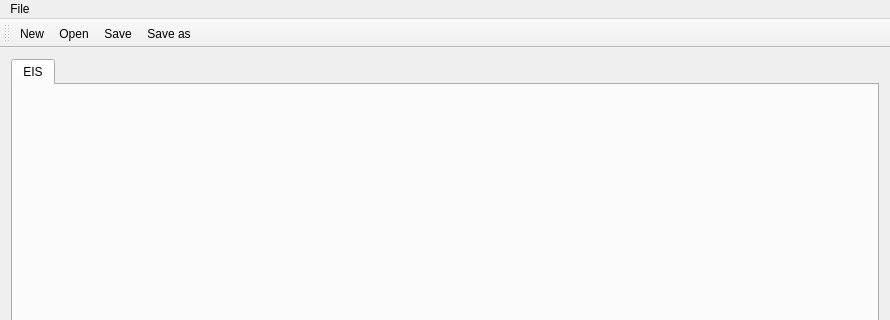
Qt form ImpedanceManager/ImpedanceManager/mainwindow.ui (AksonBioengineering/AksonRepo) before a commit; both pictures show x 0 to 890 and y 0 to 320 of the 890 by 655 pixel window.
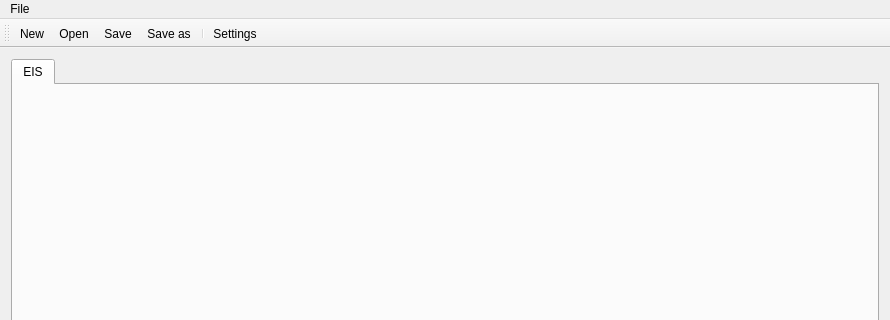
The same form after that commit. Icons and pictures are not drawn. Custom widgets are drawn as their Qt base class.

What changed in the file:
```diff
--- a/ImpedanceManager/ImpedanceManager/mainwindow.ui
+++ b/ImpedanceManager/ImpedanceManager/mainwindow.ui
@@ -88,6 +88,8 @@
    <addaction name="action_Open"/>
    <addaction name="action_Save"/>
    <addaction name="action_Save_as"/>
+   <addaction name="separator"/>
+   <addaction name="action_Settings"/>
   </widget>
   <widget class="QStatusBar" name="statusBar"/>
   <action name="action_Open">
@@ -138,6 +140,18 @@
     <string>Ctrl+N</string>
    </property>
   </action>
+  <action name="action_Settings">
+   <property name="icon">
+    <iconset resource="Resources.qrc">
+     <normaloff>:/more24/Settings_24x24.png</normaloff>:/more24/Settings_24x24.png</iconset>
+   </property>
+   <property name="text">
+    <string>&amp;Settings</string>
+   </property>
+   <property name="toolTip">
+    <string>Settings</string>
+   </property>
+  </action>
  </widget>
  <layoutdefault spacing="6" margin="11"/>
  <customwidgets>
```
Left out of the diff: 2 changed lines with no effect on the pictures.
